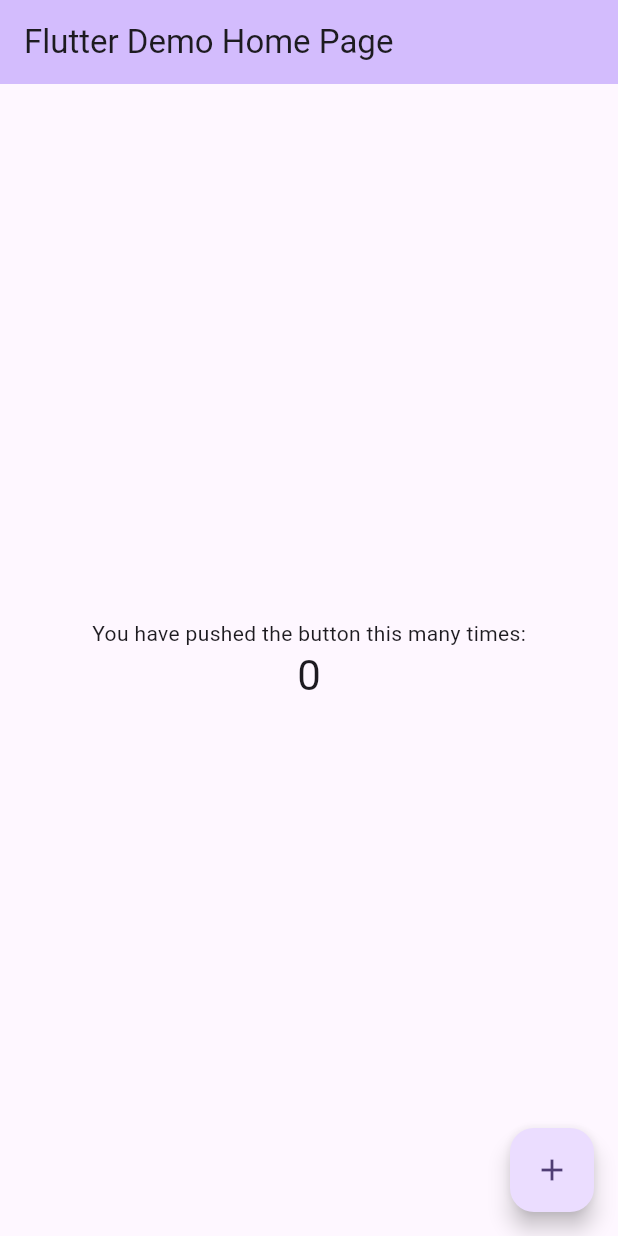
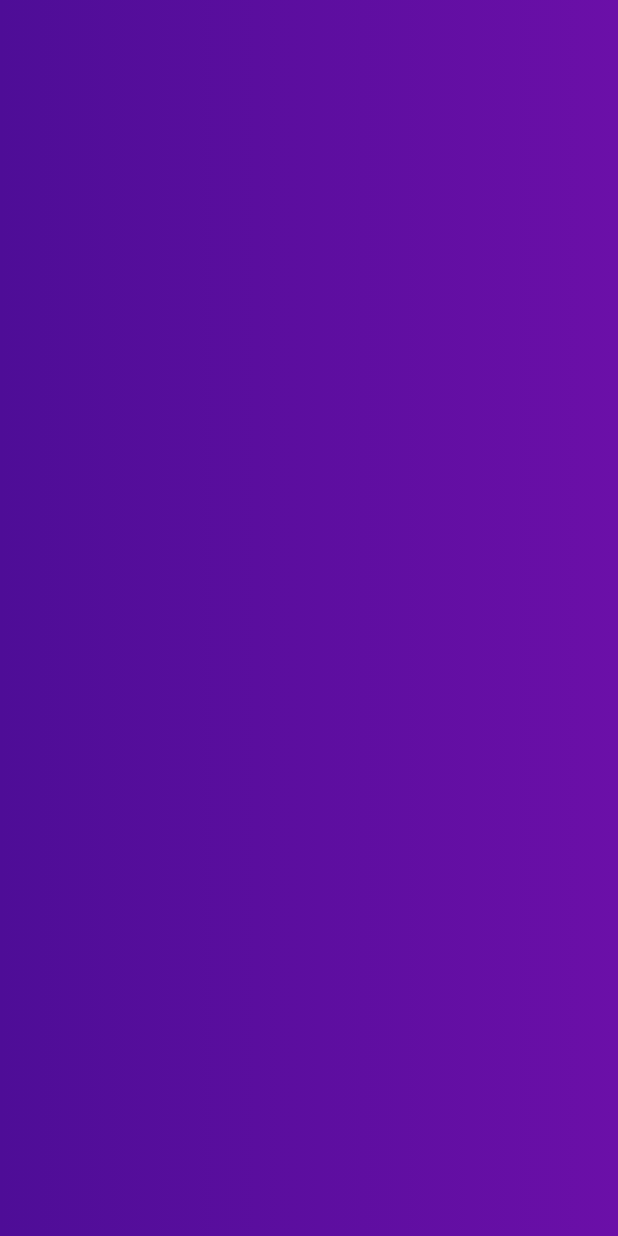
Before and after one commit to AnicetFantomas/Flutter-quiz-app, a Flutter app: the screen it shows after launch, on a phone screen of 412 x 824 dp. Run offline on Flutter 3.47's test engine with Material 3 defaults, Android fonts, the phone set to English and light mode, and no system bars.

Commit message:
Setup project

```diff
--- a/lib/main.dart
+++ b/lib/main.dart
@@ -1,125 +1,21 @@
 import 'package:flutter/material.dart';
+import 'package:quiz_app/start_screen.dart';
 
 void main() {
-  runApp(const MyApp());
+  runApp(
+     MaterialApp(
+      home: Scaffold(
+        body: Container(
+          decoration: const BoxDecoration(
+            gradient: LinearGradient(
+              colors: [
+                  Color.fromARGB(255, 78, 13, 151),
+                  Color.fromARGB(255, 107, 15, 168),
+              ],
+            ),
+          ),
+          child: const StartScreen(),),
+      ),
+    ),
+  );
 }
-
-class MyApp extends StatelessWidget {
-  const MyApp({super.key});
-
-  // This widget is the root of your application.
-  @override
-  Widget build(BuildContext context) {
-    return MaterialApp(
-      title: 'Flutter Demo',
-      theme: ThemeData(
-        // This is the theme of your application.
-        //
-        // TRY THIS: Try running your application with "flutter run". You'll see
-        // the application has a purple toolbar. Then, without quitting the app,
-        // try changing the seedColor in the colorScheme below to Colors.green
-        // and then invoke "hot reload" (save your changes or press the "hot
-        // reload" button in a Flutter-supported IDE, or press "r" if you used
-        // the command line to start the app).
-        //
-        // Notice that the counter didn't reset back to zero; the application
-        // state is not lost during the reload. To reset the state, use hot
-        // restart instead.
-        //
-        // This works for code too, not just values: Most code changes can be
-        // tested with just a hot reload.
-        colorScheme: ColorScheme.fromSeed(seedColor: Colors.deepPurple),
-        useMaterial3: true,
-      ),
-      home: const MyHomePage(title: 'Flutter Demo Home Page'),
-    );
-  }
-}
-
-class MyHomePage extends StatefulWidget {
-  const MyHomePage({super.key, required this.title});
-
-  // This widget is the home page of your application. It is stateful, meaning
-  // that it has a State object (defined below) that contains fields that affect
-  // how it looks.
-
-  // This class is the configuration for the state. It holds the values (in this
-  // case the title) provided by the parent (in this case the App widget) and
-  // used by the build method of the State. Fields in a Widget subclass are
-  // always marked "final".
-
-  final String title;
-
-  @override
-  State<MyHomePage> createState() => _MyHomePageState();
-}
-
-class _MyHomePageState extends State<MyHomePage> {
-  int _counter = 0;
-
-  void _incrementCounter() {
-    setState(() {
-      // This call to setState tells the Flutter framework that something has
-      // changed in this State, which causes it to rerun the build method below
-      // so that the display can reflect the updated values. If we changed
-      // _counter without calling setState(), then the build method would not be
-      // called again, and so nothing would appear to happen.
-      _counter++;
-    });
-  }
-
-  @override
-  Widget build(BuildContext context) {
-    // This method is rerun every time setState is called, for instance as done
-    // by the _incrementCounter method above.
-    //
-    // The Flutter framework has been optimized to make rerunning build methods
-    // fast, so that you can just rebuild anything that needs updating rather
-    // than having to individually change instances of widgets.
-    return Scaffold(
-      appBar: AppBar(
-        // TRY THIS: Try changing the color here to a specific color (to
-        // Colors.amber, perhaps?) and trigger a hot reload to see the AppBar
-        // change color while the other colors stay the same.
-        backgroundColor: Theme.of(context).colorScheme.inversePrimary,
-        // Here we take the value from the MyHomePage object that was created by
-        // the App.build method, and use it to set our appbar title.
-        title: Text(widget.title),
-      ),
-      body: Center(
-        // Center is a layout widget. It takes a single child and positions it
-        // in the middle of the parent.
-        child: Column(
-          // Column is also a layout widget. It takes a list of children and
-          // arranges them vertically. By default, it sizes itself to fit its
-          // children horizontally, and tries to be as tall as its parent.
-          //
-          // Column has various properties to control how it sizes itself and
-          // how it positions its children. Here we use mainAxisAlignment to
-          // center the children vertically; the main axis here is the vertical
-          // axis because Columns are vertical (the cross axis would be
-          // horizontal).
-          //
-          // TRY THIS: Invoke "debug painting" (choose the "Toggle Debug Paint"
-          // action in the IDE, or press "p" in the console), to see the
-          // wireframe for each widget.
-          mainAxisAlignment: MainAxisAlignment.center,
-          children: <Widget>[
-            const Text(
-              'You have pushed the button this many times:',
-            ),
-            Text(
-              '$_counter',
-              style: Theme.of(context).textTheme.headlineMedium,
-            ),
-          ],
-        ),
-      ),
-      floatingActionButton: FloatingActionButton(
-        onPressed: _incrementCounter,
-        tooltip: 'Increment',
-        child: const Icon(Icons.add),
-      ), // This trailing comma makes auto-formatting nicer for build methods.
-    );
-  }
-}
--- /dev/null
+++ b/lib/start_screen.dart
@@ -0,0 +1,14 @@
+import 'package:flutter/material.dart';
+
+class StartScreen extends StatelessWidget {
+  const StartScreen({super.key});
+
+  @override
+
+  Widget build(context) {
+     return const Center(child: Column(children: [
+
+     ],)
+     );
+  }
+}
--- a/pubspec.yaml
+++ b/pubspec.yaml
@@ -59,9 +59,9 @@ flutter:
   uses-material-design: true
 
   # To add assets to your application, add an assets section, like this:
-  # assets:
-  #   - images/a_dot_burr.jpeg
-  #   - images/a_dot_ham.jpeg
+  assets:
+    - images/a_dot_burr.jpeg
+    - images/a_dot_ham.jpeg
 
   # An image asset can refer to one or more resolution-specific "variants", see
   # https://flutter.dev/assets-and-images/#resolution-aware
```
Also changed, not shown: assets/adaptive-icon.png (added), assets/favicon.png (added), assets/icon.png (added), assets/images/background-image.png (added), assets/images/emoji1.png (added), assets/images/emoji2.png (added), assets/images/emoji3.png (added), assets/images/emoji4.png (added), assets/images/emoji5.png (added), assets/images/emoji6.png (added), assets/images/quiz-logo.png (added), assets/splash.png (added).
